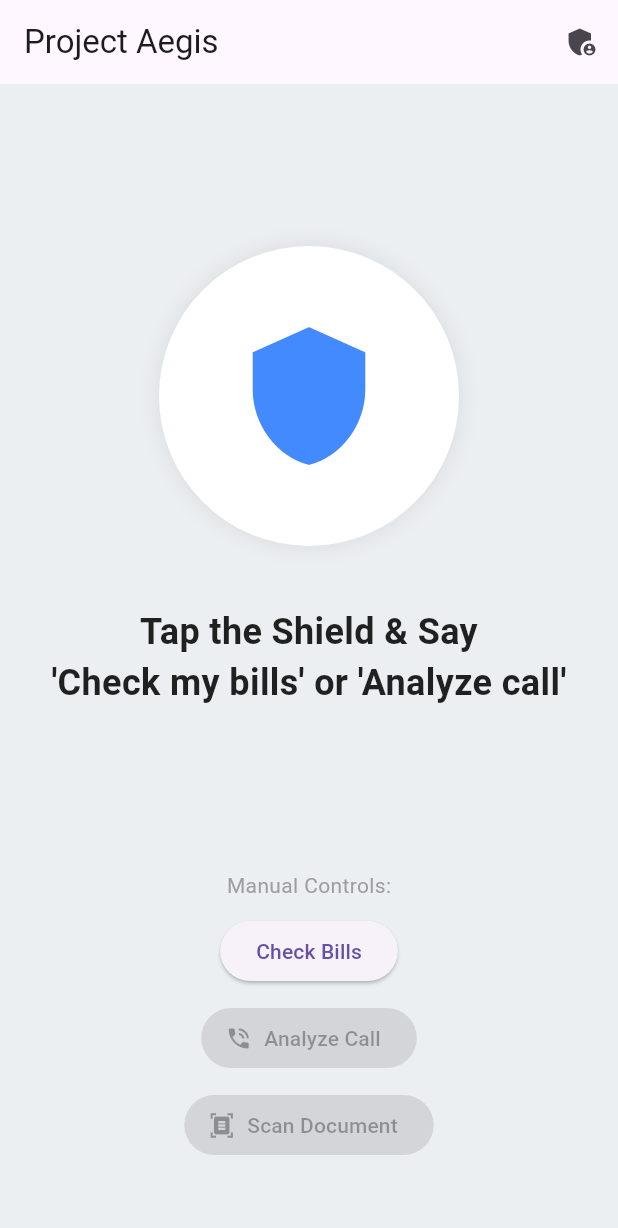
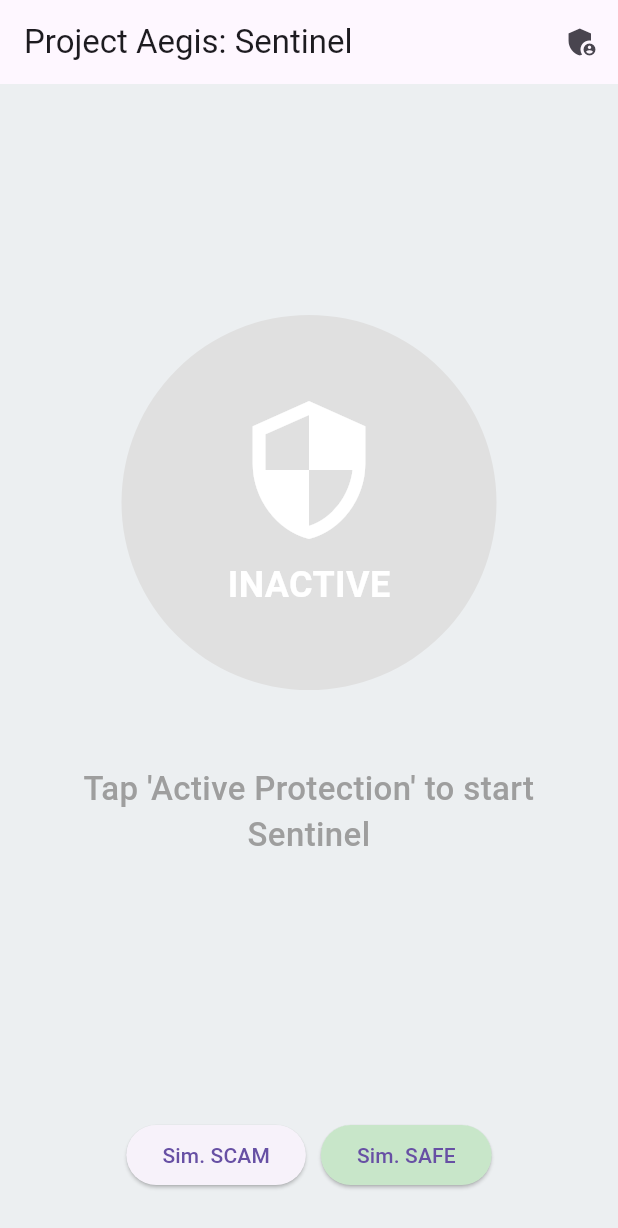
Before and after one commit to Velodev-io/Project-Aegis-Proto, a Flutter app: the screen it shows after launch, on a phone screen of 412 x 824 dp. Shown: the top 1228 px of the screen. Run offline on Flutter 3.47's test engine with Material 3 defaults, Android fonts, the phone set to English and light mode, and no system bars; our stand-ins replace flutter_tts, permission_handler, speech_to_text.

Commit message:
Update Sentinel backend and frontend assets

```diff
--- a/frontend_assets/lib/home_screen.dart
+++ b/frontend_assets/lib/home_screen.dart
@@ -1,5 +1,6 @@
 import 'package:flutter/material.dart';
 import 'package:speech_to_text/speech_to_text.dart' as stt;
+import 'package:flutter_tts/flutter_tts.dart';
 import 'package:permission_handler/permission_handler.dart';
 import 'api_service.dart';
 import 'scam_alert.dart';
@@ -12,166 +13,117 @@ class HomeScreen extends StatefulWidget {
   State<HomeScreen> createState() => _HomeScreenState();
 }
 
-class _HomeScreenState extends State<HomeScreen> with SingleTickerProviderStateMixin {
+class _HomeScreenState extends State<HomeScreen>
+    with SingleTickerProviderStateMixin {
   final ApiService _api = ApiService();
   late stt.SpeechToText _speech;
+  late FlutterTts _flutterTts;
+
   bool _isListening = false;
-  String _voiceText = "";
+  String _lastWords = "";
 
-  bool _isScanning = false;
+  bool _isProcessing = false;
   late AnimationController _controller;
 
-  // Status message
-  String _statusMessage = "Tap the Shield & Say\n'Check my bills' or 'Analyze call'";
+  String _statusMessage = "Tap 'Active Protection' to start Sentinel";
 
   @override
   void initState() {
     super.initState();
     _speech = stt.SpeechToText();
+    _flutterTts = FlutterTts();
     _controller = AnimationController(
       vsync: this,
-      duration: const Duration(seconds: 2),
+      duration: const Duration(seconds: 1),
     );
-    _initSpeech();
+    _initPermissions();
   }
 
-  void _initSpeech() async {
+  void _initPermissions() async {
     await Permission.microphone.request();
-    bool available = await _speech.initialize(
-      onStatus: (val) => print('onStatus: $val'),
-      onError: (val) => print('onError: $val'),
-    );
-    if (!available) {
-      setState(() => _statusMessage = "Voice not available");
-    }
+    await Permission.speech.request();
   }
 
   @override
   void dispose() {
     _controller.dispose();
+    _speech.stop();
+    _flutterTts.stop();
     super.dispose();
   }
 
-  void _listen() async {
-    if (!_isListening) {
-      bool available = await _speech.initialize();
+  void _toggleProtection() async {
+    if (_isListening) {
+      _stopListening();
+    } else {
+      _startListening();
+    }
+  }
+
+  void _startListening() async {
+    bool available = await _speech.initialize(
+      onStatus: (status) => print('onStatus: $status'),
+      onError: (errorNotification) => print('onError: $errorNotification'),
+    );
+
     if (available) {
       setState(() {
         _isListening = true;
-          _voiceText = "";
-          _statusMessage = "Listening...";
-          _controller.repeat(reverse: true); // Start pulsing
+        _statusMessage = "Listening for threats...";
+        _controller.repeat(reverse: true);
       });
 
       _speech.listen(
         onResult: (val) {
           setState(() {
-              _voiceText = val.recognizedWords;
-              if (val.hasConfidenceRating && val.confidence > 0) {
-                 // Update live transcription
-              }
+            _lastWords = val.recognizedWords;
           });
 
-            if (val.finalResult) {
-              _processCommand(_voiceText);
+          if (val.finalResult && _lastWords.isNotEmpty) {
+            _analyzeText(_lastWords);
           }
         },
+        listenFor: const Duration(seconds: 30),
+        pauseFor: const Duration(seconds: 5),
+        listenOptions: stt.SpeechListenOptions(partialResults: true),
       );
+    } else {
+      setState(() => _statusMessage = "Speech recognition unavailable");
     }
-    } else {
-      setState(() {
-        _isListening = false;
+  }
+
+  void _stopListening() {
     _speech.stop();
     _controller.stop();
     _controller.reset();
+    setState(() {
+      _isListening = false;
+      _statusMessage = "Protection Deactivated";
     });
   }
+
+  void _analyzeText(String text) async {
+    if (_isProcessing) return;
+    setState(() => _isProcessing = true);
+
+    // Send to Backend
+    final result = await _api.analyzeVoice(text);
+
+    // Speak Response
+    String message = result['message'] ?? "Analyzed.";
+    await _flutterTts.speak(message);
+
+    // Handle Threat
+    if (result['status'] == 'DANGER') {
+      _stopListening(); // Stop ensuring we don't loop
+      _showScamAlert(message);
+    } else {
+      setState(() {
+        _statusMessage = "Safe: $message";
+      });
     }
 
-  void _processCommand(String command) async {
-    setState(() {
-      _isListening = false;
-      _speech.stop();
-      _isScanning = true;
-      _statusMessage = "Processing: \"$command\"...";
-    });
-
-    String lowerCmd = command.toLowerCase();
-
-    // Trigger Logic based on voice command
-    if (lowerCmd.contains("bill") || lowerCmd.contains("check")) {
-
-      final result = await _api.checkBills();
-
-      setState(() {
-        _isScanning = false;
-        _controller.stop();
-        _controller.reset();
-
-        if (result['action_required'] == true) {
-           _statusMessage = "Alert: High Bill Found.\nSteward Notified.";
-           _showSnackBar(result['reasoning']);
-        } else {
-           _statusMessage = "Bills Checked.\nAll Safe, Grandpa!";
-        }
-      });
-
-    } else if (lowerCmd.contains("call") || lowerCmd.contains("analyze") || lowerCmd.contains("scam")) {
-
-      // For demo, we might not have a real live call stream,
-      // so we will simulate analysis of a "current" call.
-      // In a real app, this would stream audio bytes.
-      String demoTranscript = "Hello I am from IRS give me gift card now or jail.";
-      if (lowerCmd.contains("save") || lowerCmd.contains("safe")) {
-         demoTranscript = "Hi Grandpa, just calling to say hi.";
-      }
-
-      final result = await _api.analyzeCall(demoTranscript);
-
-      setState(() {
-        _isScanning = false;
-        _controller.stop();
-        _controller.reset();
-        _statusMessage = "Analysis Complete.";
-      });
-
-      if (result['classification'] == 'Confirmed Scam') {
-        _showScamAlert(result['reasoning']);
-      } else {
-         _statusMessage = "Call is Safe.";
-         _showSnackBar("Call looks safe.");
-      }
-
-      if (result['classification'] == 'Confirmed Scam') {
-        _showScamAlert(result['reasoning']);
-      } else {
-         _statusMessage = "Call is Safe.";
-         _showSnackBar("Call looks safe.");
-      }
-
-    } else if (lowerCmd.contains("scan") || lowerCmd.contains("document")) {
-      // Mock Document Scan for Demo
-      // In real Flutter, allow Camera/File Picker
-      await Future.delayed(const Duration(seconds: 2)); // Simulate upload
-
-      setState(() {
-        _isScanning = false;
-        _controller.stop();
-        _controller.reset();
-        _statusMessage = "Document Analysis Complete.";
-      });
-
-      // Basic Mock Logic for now (since we can't easily upload from Simulator via this voice command)
-       _showSnackBar("Scanned Safe Utility Bill.");
-
-    } else {
-      setState(() {
-        _isScanning = false;
-        _controller.stop();
-        _controller.reset();
-        _statusMessage = "Did not understand.\nTry 'Check Bills'";
-      });
-    }
+    setState(() => _isProcessing = false);
   }
 
   void _showScamAlert(String reasoning) {
@@ -185,16 +137,12 @@ class _HomeScreenState extends State<HomeScreen> with SingleTickerProviderStateM
     );
   }
 
-  void _showSnackBar(String msg) {
-    ScaffoldMessenger.of(context).showSnackBar(SnackBar(content: Text(msg)));
-  }
-
   @override
   Widget build(BuildContext context) {
     return Scaffold(
       backgroundColor: Colors.blueGrey.shade50,
       appBar: AppBar(
-        title: const Text("Project Aegis"),
+        title: const Text("Project Aegis: Sentinel"),
         actions: [
           IconButton(
             icon: const Icon(Icons.admin_panel_settings),
@@ -211,32 +159,54 @@ class _HomeScreenState extends State<HomeScreen> with SingleTickerProviderStateM
           children: [
             const Spacer(),
 
-            // PULSING SHIELD (Tap to Listen)
+            // PULSING BUTTON
             GestureDetector(
-              onTap: _listen,
+              onTap: _toggleProtection,
               child: AnimatedBuilder(
                 animation: _controller,
                 builder: (context, child) {
                   return Transform.scale(
-                    scale: _isListening || _isScanning ? 1.0 + (_controller.value * 0.15) : 1.0,
+                    scale: _isListening ? 1.0 + (_controller.value * 0.1) : 1.0,
                     child: Container(
-                      width: 200,
-                      height: 200,
+                      width: 250,
+                      height: 250,
                       decoration: BoxDecoration(
                         shape: BoxShape.circle,
-                        color: Colors.white,
+                        color: _isListening
+                            ? Colors.blueAccent
+                            : Colors.grey.shade300,
                         boxShadow: [
                           BoxShadow(
-                             color: (_isListening || _isScanning) ? Colors.blueAccent.withOpacity(0.6) : Colors.grey.withOpacity(0.2),
-                             blurRadius: (_isListening || _isScanning) ? 50 * _controller.value + 10 : 10,
-                             spreadRadius: (_isListening || _isScanning) ? 10 * _controller.value : 2,
+                            color: _isListening
+                                ? Colors.blue.withValues(alpha: 0.5)
+                                : Colors.transparent,
+                            blurRadius:
+                                _isListening ? 50 * _controller.value + 20 : 0,
+                            spreadRadius:
+                                _isListening ? 10 * _controller.value : 0,
                           )
                         ],
                       ),
-                      child: Icon(
-                        _isListening ? Icons.mic : Icons.shield,
+                      child: Column(
+                        mainAxisAlignment: MainAxisAlignment.center,
+                        children: [
+                          Icon(
+                            _isListening
+                                ? Icons.security
+                                : Icons.security_outlined,
                             size: 100,
-                        color: _isListening ? Colors.redAccent : Colors.blueAccent,
+                            color: Colors.white,
+                          ),
+                          const SizedBox(height: 10),
+                          Text(
+                            _isListening ? "ACTIVE" : "INACTIVE",
+                            style: const TextStyle(
+                              color: Colors.white,
+                              fontWeight: FontWeight.bold,
+                              fontSize: 24,
+                            ),
+                          )
+                        ],
                       ),
                     ),
                   );
@@ -244,56 +214,53 @@ class _HomeScreenState extends State<HomeScreen> with SingleTickerProviderStateM
               ),
             ),
 
-            const SizedBox(height: 40),
+            const SizedBox(height: 50),
 
             Padding(
-              padding: const EdgeInsets.symmetric(horizontal: 30.0),
+              padding: const EdgeInsets.symmetric(horizontal: 20),
               child: Text(
-                _voiceText.isEmpty ? _statusMessage : _voiceText,
-                style: const TextStyle(fontSize: 24, fontWeight: FontWeight.w600, color: Colors.black87),
+                _statusMessage,
+                textAlign: TextAlign.center,
+                style: TextStyle(
+                  fontSize: 22,
+                  fontWeight: FontWeight.w500,
+                  color: _isListening ? Colors.blue.shade900 : Colors.grey,
+                ),
+              ),
+            ),
+
+            const SizedBox(height: 20),
+            if (_isListening)
+              Padding(
+                padding: const EdgeInsets.all(8.0),
+                child: Text(
+                  "Detected: \"$_lastWords\"",
+                  style: const TextStyle(fontStyle: FontStyle.italic),
                   textAlign: TextAlign.center,
                 ),
               ),
 
             const Spacer(),
 
-            // Debug / Fallback Buttons
-            const Text("Manual Controls:", style: TextStyle(color: Colors.grey)),
-            const SizedBox(height: 10),
-            Row(
-              mainAxisAlignment: MainAxisAlignment.center,
+            // Manual Test Buttons
+            Wrap(
+              spacing: 10,
               children: [
                 ElevatedButton(
-                  onPressed: () => _processCommand("check bills"),
-                  child: const Text("Check Bills"),
+                  onPressed: () => _analyzeText(
+                      "I need you to pay the IRS with a gift card now"),
+                  child: const Text("Sim. SCAM"),
+                ),
+                ElevatedButton(
+                  style: ElevatedButton.styleFrom(
+                      backgroundColor: Colors.green.shade100),
+                  onPressed: () =>
+                      _analyzeText("Hi grandma, how are you doing today?"),
+                  child: const Text("Sim. SAFE"),
                 ),
               ],
             ),
-            const SizedBox(height: 10),
-            Row(
-              mainAxisAlignment: MainAxisAlignment.center,
-              children: [
-                ElevatedButton.icon(
-                  onPressed: _isScanning ? null : () => _triggerScan("analyze this call"),
-                  icon: const Icon(Icons.phone_in_talk),
-                  label: const Text("Analyze Call"),
-                  style: ElevatedButton.styleFrom(backgroundColor: Colors.orange.shade100, foregroundColor: Colors.brown),
-                ),
-              ],
-            ),
-            const SizedBox(height: 10),
-            Row(
-              mainAxisAlignment: MainAxisAlignment.center,
-              children: [
-                ElevatedButton.icon(
-                  onPressed: _isScanning ? null : () => _triggerScan("scan document"),
-                  icon: const Icon(Icons.document_scanner),
-                  label: const Text("Scan Document"),
-                   style: ElevatedButton.styleFrom(backgroundColor: Colors.green.shade100, foregroundColor: Colors.green.shade900),
-                ),
-              ],
-            ),
-            const SizedBox(height: 50),
+            const SizedBox(height: 30),
           ],
         ),
       ),
--- a/frontend_assets/pubspec.yaml
+++ b/frontend_assets/pubspec.yaml
@@ -12,6 +12,7 @@ dependencies:
   cupertino_icons: ^1.0.6
   http: ^1.2.0
   speech_to_text: ^6.6.1
+  flutter_tts: ^3.8.3
   permission_handler: ^11.3.0
   google_fonts: ^6.1.0
 
```
Also changed, not shown: frontend_assets/lib/api_service.dart (+16 -0 lines), frontend_assets/pubspec.lock (added), 3 other files. Lines whose indentation alone changed are shown as unchanged.
